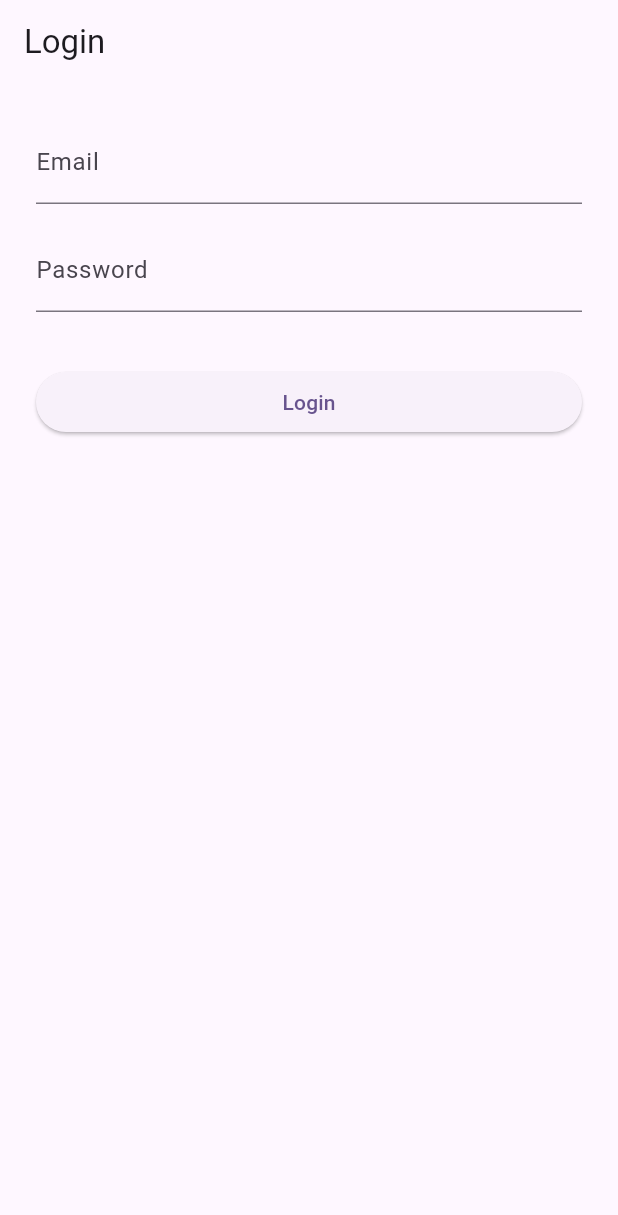
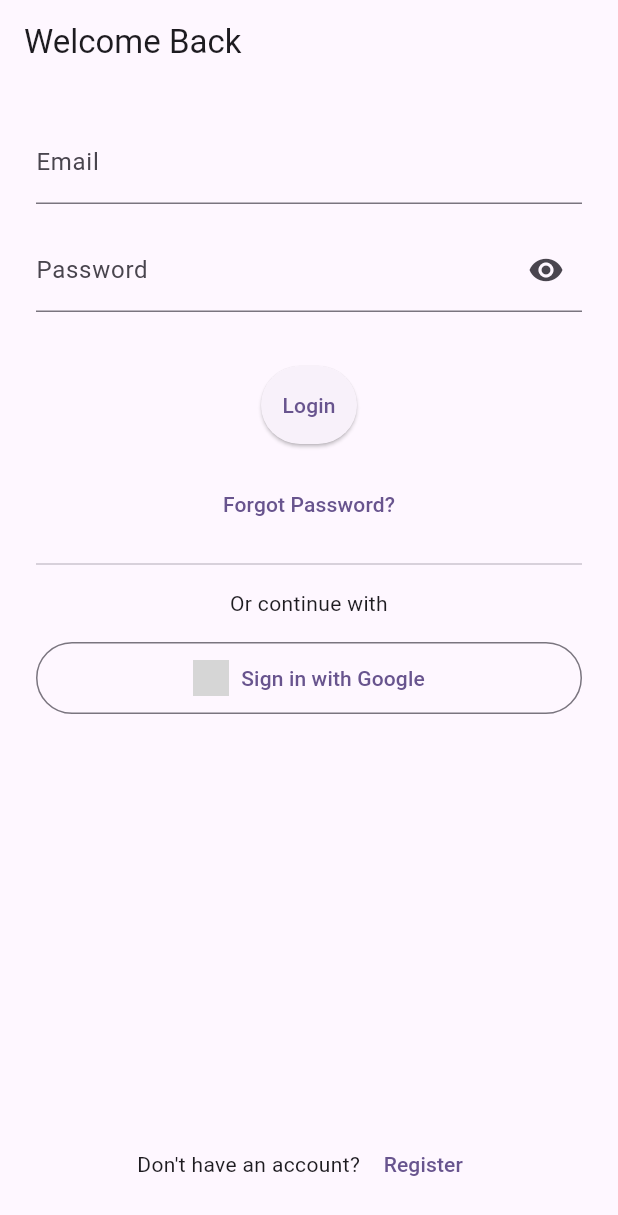
Before and after one commit to ArnoldKebaso/Disaster_Alert_App, a Flutter app: the screen it shows after launch, on a phone screen of 412 x 824 dp. Shown: the top 1215 px of the screen. Run offline on Flutter 3.47's test engine with Material 3 defaults, Android fonts, the phone set to English and light mode, and no system bars; our stand-ins replace flutter_riverpod, font_awesome_flutter, geolocator, go_router, google_sign_in, lucide_icons_flutter and 2 more; grey boxes are pictures that could not be loaded.

Commit message:
feat: add registe page , implemeneted geolocation using geolocator plugin

```diff
--- a/lib/api/fmas_api.dart
+++ b/lib/api/fmas_api.dart
@@ -1,34 +1,149 @@
-// lib/api/fmas_api.dart
+// lib/screens/auth/login_screen.dart
 
-import 'dart:convert';
-import 'package:http/http.dart' as http;
+import 'package:flutter/material.dart';
+import 'package:flutter_riverpod/flutter_riverpod.dart';
+import 'package:google_sign_in/google_sign_in.dart';            // Google Sign-In
+import '../../api/fmas_api.dart';                               // Your API client
+import '../../models/user.dart';                                // User model
+import '../../providers/auth_provider.dart';                    // Auth state
+import 'package:go_router/go_router.dart';                      // Navigation
 
-/// Singleton HTTP client for FMAS backend.
-class FmasApi {
-  FmasApi._();
-  static final instance = FmasApi._();
+class LoginScreen extends ConsumerStatefulWidget {
+  const LoginScreen({Key? key}) : super(key: key);
 
-  // Replace with your actual backend base URL
-  final Uri _baseUrl = Uri.parse('https://your-backend.example.com/api');
+  @override
+  ConsumerState<LoginScreen> createState() => _LoginScreenState();
+}
 
-  /// POST /auth/login
-  Future<Map<String, dynamic>> login(String email, String password) async {
-    final response = await http.post(
-      _baseUrl.replace(path: '${_baseUrl.path}/auth/login'),
-      headers: {'Content-Type': 'application/json'},
-      body: jsonEncode({'email': email, 'password': password}),
-    );
-    if (response.statusCode == 200) {
-      return jsonDecode(response.body) as Map<String, dynamic>;
-    } else {
-      throw Exception('Login failed: ${response.body}');
-    }
+class _LoginScreenState extends ConsumerState<LoginScreen> {
+  final _formKey = GlobalKey<FormState>();
+  String _email = '', _password = '';
+
+  /// Called when the user taps "Login"
+  Future<void> _submit() async {
+    if (!_formKey.currentState!.validate()) return;
+    _formKey.currentState!.save();
+
+    // Trigger login via AuthNotifier
+    await ref.read(authProvider.notifier).login(_email, _password);
+    // On success, GoRouter redirect in main.dart will navigate home
   }
 
-  /// Stub for register endpoint
-  Future<Map<String, dynamic>> register(String email, String password) {
-    throw UnimplementedError();
+  /// Initiates Google Sign-In flow
+  Future<void> _googleSignIn() async {
+    final account = await GoogleSignIn().signIn();
+    if (account == null) return; // user cancelled
+
+    final googleAuth = await account.authentication;
+    // Exchange Google ID token for FMAS JWT
+    final data = await FmasApi.instance.loginWithGoogle(googleAuth.idToken!);
+    final user = User.fromJson(data);
+
+    // Directly update AuthState to authenticated
+    ref.read(authProvider.notifier).state =
+        AuthState.authenticated(user);
+
+    // Then navigate to home
+    context.go('/');
   }
 
-// TODO: add forgotPassword, resetPassword, fetchAlerts, submitReport, etc.
+  @override
+  Widget build(BuildContext context) {
+    final auth = ref.watch(authProvider);
+
+    return Scaffold(
+      appBar: AppBar(title: const Text('Welcome Back')),
+      body: Padding(
+        padding: const EdgeInsets.all(24),
+        child: Column(
+          children: [
+            Form(
+              key: _formKey,
+              child: Column(children: [
+                // Email field
+                TextFormField(
+                  decoration: const InputDecoration(labelText: 'Email'),
+                  keyboardType: TextInputType.emailAddress,
+                  onSaved: (val) => _email = val!.trim(),
+                  validator: (val) =>
+                  (val != null && val.contains('@')) ? null : 'Invalid email',
+                ),
+                const SizedBox(height: 16),
+
+                // Password field
+                TextFormField(
+                  decoration: InputDecoration(
+                    labelText: 'Password',
+                    suffixIcon: IconButton(
+                      icon: const Icon(Icons.remove_red_eye),
+                      onPressed: () {},
+                    ),
+                  ),
+                  obscureText: true,
+                  onSaved: (val) => _password = val!,
+                  validator: (val) =>
+                  (val != null && val.length >= 6) ? null : 'Min 6 chars',
+                ),
+                const SizedBox(height: 24),
+
+                // Show error message if any
+                if (auth.error != null)
+                  Text(auth.error!, style: const TextStyle(color: Colors.red)),
+                const SizedBox(height: 12),
+
+                // Submit button or loading indicator
+                auth.loading
+                    ? const CircularProgressIndicator()
+                    : SizedBox(
+                  width: double.infinity,
+                  child: ElevatedButton(
+                    onPressed: _submit,
+                    child: const Text('Login'),
+                    style: ElevatedButton.styleFrom(
+                      padding: const EdgeInsets.symmetric(vertical: 16),
+                    ),
+                  ),
+                ),
+              ]),
+            ),
+
+            const SizedBox(height: 16),
+
+            // Forgot password link
+            TextButton(
+              onPressed: () => context.go('/forgot-password'),
+              child: const Text('Forgot Password?'),
+            ),
+
+            const Divider(height: 32),
+            const Text('Or continue with', textAlign: TextAlign.center),
+
+            const SizedBox(height: 16),
+            // Google Sign-In button
+            OutlinedButton.icon(
+              onPressed: _googleSignIn,
+              icon: Image.asset('assets/images/google_logo.png', height: 24),
+              label: const Text('Sign in with Google'),
+              style: OutlinedButton.styleFrom(
+                padding: const EdgeInsets.symmetric(vertical: 12),
+              ),
+            ),
+
+            const Spacer(),
+            // Navigate to Register
+            Row(
+              mainAxisAlignment: MainAxisAlignment.center,
+              children: [
+                const Text("Don't have an account? "),
+                TextButton(
+                  onPressed: () => context.go('/register'),
+                  child: const Text('Register'),
+                ),
+              ],
+            ),
+          ],
+        ),
+      ),
+    );
+  }
 }
--- a/lib/main.dart
+++ b/lib/main.dart
@@ -31,7 +31,7 @@ class MyApp extends ConsumerWidget {
       initialLocation: '/',
       // Called on every navigation attempt
       redirect: (BuildContext context, GoRouterState state) {
-        final loggingIn = state.subloc == '/login';
+        final loggingIn = state.uri.toString() == '/login';
         // If not authenticated and not heading to /login, redirect to /login
         if (!authState.isAuthenticated && !loggingIn) return '/login';
         // If authenticated and trying to go to /login, send to home
--- a/lib/models/user.dart
+++ b/lib/models/user.dart
@@ -0,0 +1,23 @@
+// lib/models/user.dart
+
+/// Data class for the logged-in user & JWT token.
+class User {
+  final String id;
+  final String email;
+  final String token;
+
+  User({
+    required this.id,
+    required this.email,
+    required this.token,
+  });
+
+  /// Create a User from the JSON response of /auth/login
+  factory User.fromJson(Map<String, dynamic> json) {
+    return User(
+      id: json['user']['id'] as String,
+      email: json['user']['email'] as String,
+      token: json['token'] as String,
+    );
+  }
+}
--- a/lib/providers/auth_provider.dart
+++ b/lib/providers/auth_provider.dart
@@ -4,63 +4,56 @@ import 'package:flutter_riverpod/flutter_riverpod.dart';
 import '../api/fmas_api.dart';
 import '../models/user.dart';
 
-/// Represents the authentication state.
+/// Holds the authentication state.
 class AuthState {
   final bool isAuthenticated;
   final User? user;
+  final bool loading;
   final String? error;
-  final bool loading;
 
   AuthState._({
     required this.isAuthenticated,
     this.user,
+    this.loading = false,
     this.error,
-    this.loading = false,
   });
 
-  // Initial: not logged in
   factory AuthState.initial() =>
       AuthState._(isAuthenticated: false, loading: false);
 
-  // Loading: login/register in progress
   factory AuthState.loading() =>
       AuthState._(isAuthenticated: false, loading: true);
 
-  // Authenticated: store the User
   factory AuthState.authenticated(User user) =>
       AuthState._(isAuthenticated: true, user: user);
 
-  // Error: login/register failed
-  factory AuthState.error(String message) =>
-      AuthState._(isAuthenticated: false, error: message);
+  factory AuthState.error(String msg) =>
+      AuthState._(isAuthenticated: false, error: msg);
 }
 
-/// StateNotifier to handle login, logout, etc.
+/// Manages login/logout with FMAS API.
 class AuthNotifier extends StateNotifier<AuthState> {
   AuthNotifier() : super(AuthState.initial());
 
-  /// Attempt login against the backend
+  /// Call backend to log in.
   Future<void> login(String email, String password) async {
     state = AuthState.loading();
     try {
       final data = await FmasApi.instance.login(email, password);
       final user = User.fromJson(data);
-      // TODO: store user.token in secure storage for future calls
+      // TODO: store user.token in secure storage
       state = AuthState.authenticated(user);
     } catch (e) {
       state = AuthState.error(e.toString());
     }
   }
 
-  /// Log out locally
+  /// Clear auth state.
   void logout() {
-    // TODO: clear secure storage if used
     state = AuthState.initial();
   }
 }
 
-/// Expose AuthNotifier via Riverpod
+/// Expose AuthNotifier to the app.
 final authProvider =
-StateNotifierProvider<AuthNotifier, AuthState>((ref) {
-  return AuthNotifier();
-});
+StateNotifierProvider<AuthNotifier, AuthState>((ref) => AuthNotifier());
--- a/lib/screens/auth/login_screen.dart
+++ b/lib/screens/auth/login_screen.dart
@@ -1,27 +1,33 @@
-// lib/screens/auth/login_screen.dart
-
 import 'package:flutter/material.dart';
 import 'package:flutter_riverpod/flutter_riverpod.dart';
+import 'package:google_sign_in/google_sign_in.dart';
+import '../../api/fmas_api.dart';
 import '../../providers/auth_provider.dart';
 
 class LoginScreen extends ConsumerStatefulWidget {
   const LoginScreen({Key? key}) : super(key: key);
-
   @override
   ConsumerState<LoginScreen> createState() => _LoginScreenState();
 }
 
 class _LoginScreenState extends ConsumerState<LoginScreen> {
   final _formKey = GlobalKey<FormState>();
-  String _email = '';
-  String _password = '';
+  String _email = '', _password = '';
 
   Future<void> _submit() async {
     if (!_formKey.currentState!.validate()) return;
     _formKey.currentState!.save();
-    // Trigger the login flow in AuthNotifier
     await ref.read(authProvider.notifier).login(_email, _password);
-    // On success, GoRouter’s redirect will send us to '/'
+  }
+
+  Future<void> _googleSignIn() async {
+    final account = await GoogleSignIn().signIn();
+    if (account == null) return; // user cancelled
+    final auth = await account.authentication;
+    final data = await FmasApi.instance.loginWithGoogle(auth.idToken!);
+    final user = User.fromJson(data);
+    ref.read(authProvider.notifier).state =
+        AuthState.authenticated(user);
   }
 
   @override
@@ -29,52 +35,83 @@ class _LoginScreenState extends ConsumerState<LoginScreen> {
     final auth = ref.watch(authProvider);
 
     return Scaffold(
-      appBar: AppBar(title: const Text('Login')),
+      appBar: AppBar(title: const Text('Welcome Back')),
       body: Padding(
         padding: const EdgeInsets.all(24),
-        child: Form(
+        child: Column(
+          crossAxisAlignment: CrossAxisAlignment.stretch,
+          children: [
+            Form(
               key: _formKey,
-          child: Column(
-            children: [
-              // Email input
+              child: Column(children: [
                 TextFormField(
                   decoration: const InputDecoration(labelText: 'Email'),
-                keyboardType: TextInputType.emailAddress,
-                onSaved: (val) => _email = val!.trim(),
-                validator: (val) =>
-                (val?.contains('@') ?? false) ? null : 'Invalid email',
+                  onSaved: (v) => _email = v!.trim(),
+                  validator: (v) =>
+                  (v != null && v.contains('@')) ? null : 'Invalid email',
                 ),
                 const SizedBox(height: 16),
-
-              // Password input
                 TextFormField(
-                decoration: const InputDecoration(labelText: 'Password'),
+                  decoration: InputDecoration(
+                    labelText: 'Password',
+                    suffixIcon: IconButton(
+                      icon: const Icon(Icons.remove_red_eye),
+                      onPressed: () => setState(() {}),
+                    ),
+                  ),
                   obscureText: true,
-                onSaved: (val) => _password = val!,
-                validator: (val) =>
-                (val != null && val.length >= 6)
-                    ? null
-                    : 'Min 6 characters',
+                  onSaved: (v) => _password = v!,
+                  validator: (v) =>
+                  (v != null && v.length >= 6) ? null : 'Min 6 chars',
                 ),
                 const SizedBox(height: 24),
-
-              // Error message
-              if (auth.error != null)
-                Text(auth.error!, style: const TextStyle(color: Colors.red)),
+                auth.error != null
+                    ? Text(auth.error!, style: const TextStyle(color: Colors.red))
+                    : const SizedBox.shrink(),
                 const SizedBox(height: 12),
-
-              // Submit button or loading spinner
                 auth.loading
-                  ? const CircularProgressIndicator()
-                  : SizedBox(
-                width: double.infinity,
-                child: ElevatedButton(
+                    ? const Center(child: CircularProgressIndicator())
+                    : ElevatedButton(
                   onPressed: _submit,
                   child: const Text('Login'),
+                  style: ElevatedButton.styleFrom(
+                    padding: const EdgeInsets.symmetric(vertical: 16),
                   ),
                 ),
+              ]),
+            ),
+
+            const SizedBox(height: 16),
+            TextButton(
+              onPressed: () => context.push('/forgot-password'),
+              child: const Text('Forgot Password?'),
+            ),
+
+            const Divider(height: 32),
+            const Text('Or continue with', textAlign: TextAlign.center),
+
+            const SizedBox(height: 16),
+            OutlinedButton.icon(
+              icon: Image.asset('assets/images/google_logo.png', height: 24),
+              label: const Text('Sign in with Google'),
+              onPressed: _googleSignIn,
+              style: OutlinedButton.styleFrom(
+                padding: const EdgeInsets.symmetric(vertical: 12),
+              ),
+            ),
+
+            const Spacer(),
+            Row(
+              mainAxisAlignment: MainAxisAlignment.center,
+              children: [
+                const Text('Don\'t have an account? '),
+                TextButton(
+                  onPressed: () => context.push('/register'),
+                  child: const Text('Register'),
+                )
               ],
             ),
+          ],
         ),
       ),
     );
--- a/pubspec.yaml
+++ b/pubspec.yaml
@@ -64,6 +64,8 @@ dependencies:
   font_awesome_flutter: ^10.8.0
   youtube_player_flutter: 9.1.1
   flutter_riverpod: ^2.6.1
+  geolocator: ^14.0.1
+  google_sign_in: ^6.3.0
 
 dev_dependencies:
   flutter_test:
```
Also changed, not shown: lib/screens/auth/register_screen.dart (added, +165 -0 lines), pubspec.lock, 3 other files. Lines whose indentation alone changed are shown as unchanged.
